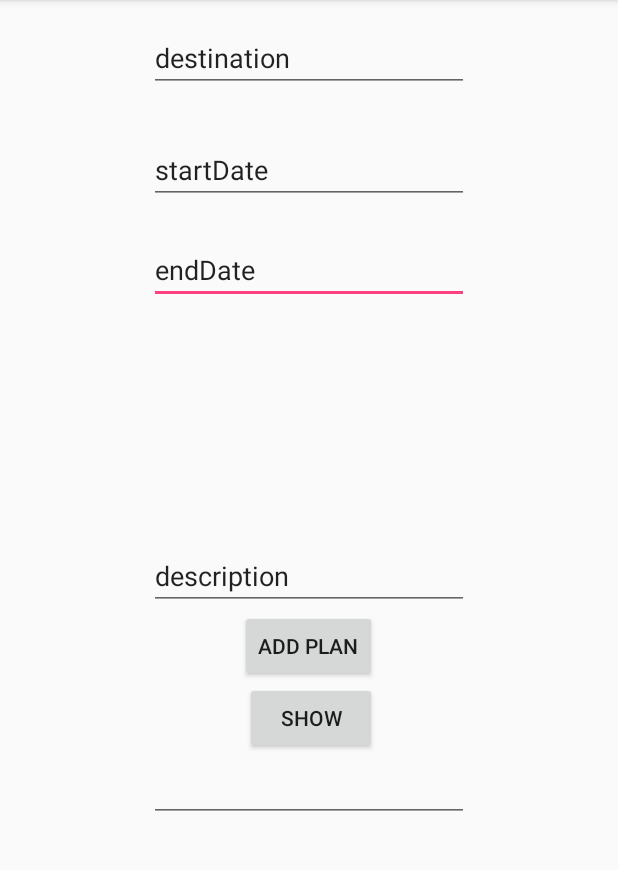
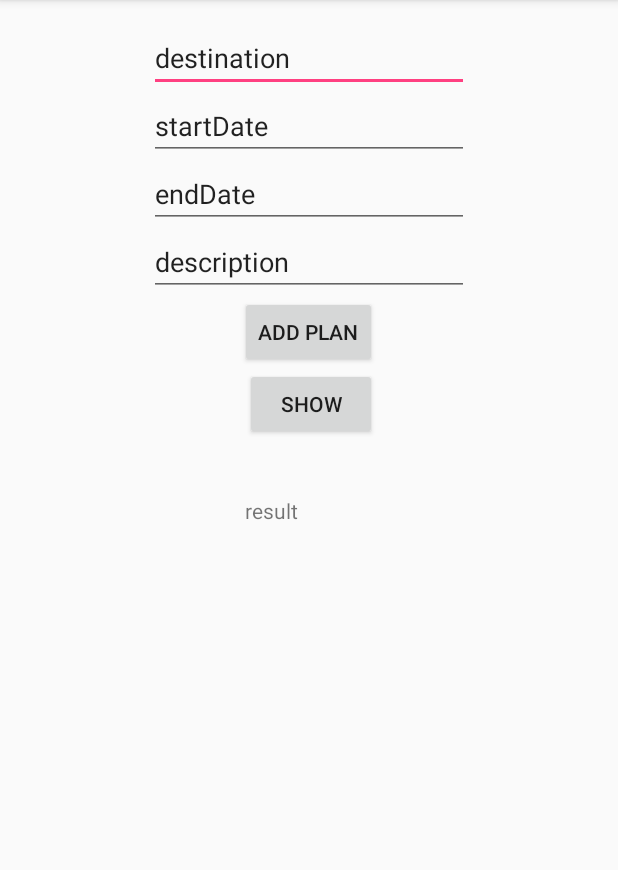
Before and after one commit to tanmimh/Tanmim-Hanifa, an Android app: the MyPlanActivity screen opened directly, with no data from a screen before it, on a phone screen of 412 x 824 dp, the part 84-954 px from its top. Run offline under Robolectric (Android 15) with nearby library versions, the phone set to English and light mode, and no system bars; our stand-ins replace Volley; network calls fail.

Commit message:
Basic add plans - works

```diff
--- a/TravelPals/TravelPals/app/src/main/java/travelpals/travelpals/MyPlanActivity.java
+++ b/TravelPals/TravelPals/app/src/main/java/travelpals/travelpals/MyPlanActivity.java
@@ -65,13 +65,14 @@ public class MyPlanActivity extends AppCompatActivity {
                         for(int i=0; i<plans.length(); i++){
                             JSONObject plan = plans.getJSONObject(i);
 
-                           String destination = plan.getString("destination");
-                            String startDate = plan.getString("startDate");
-                            String endDate = plan.getString("endDate");
+                            String destination = plan.getString("destination");
+                            //String startDate = plan.getString("startDate");
+                           // String endDate = plan.getString("endDate");
                             String description = plan.getString("description");
-
-                            result.append(destination+ " " +startDate+" "+endDate+" "+description+ "" +
-                                    "\n" );
+//
+//                            result.append(destination + " " + startDate +" "+ endDate +" "+ description + "" +
+//                                    "\n" );
+                            result.append(destination + "  " +description + " " + "\n" );
 
                         }
                         result.append("===\n");
--- a/TravelPals/TravelPals/app/src/main/res/layout/activity_my_plan.xml
+++ b/TravelPals/TravelPals/app/src/main/res/layout/activity_my_plan.xml
@@ -14,44 +14,12 @@
     <EditText
         android:layout_width="wrap_content"
         android:layout_height="wrap_content"
-        android:inputType="date"
-        android:ems="10"
-        android:layout_below="@+id/startDate"
-        android:layout_alignStart="@+id/startDate"
-        android:layout_marginTop="21dp"
-        android:id="@+id/endDate"
-        android:text="endDate" />
-
-    <EditText
-        android:layout_width="wrap_content"
-        android:layout_height="wrap_content"
         android:inputType="text"
         android:text="destination"
         android:ems="10"
         android:id="@+id/destination"
         android:layout_alignParentTop="true"
         android:layout_centerHorizontal="true" />
-
-    <EditText
-        android:layout_width="wrap_content"
-        android:layout_height="wrap_content"
-        android:inputType="date"
-        android:ems="10"
-        android:id="@+id/startDate"
-        android:text="startDate"
-        android:layout_marginTop="29dp"
-        android:layout_below="@+id/destination"
-        android:layout_alignStart="@+id/destination" />
-
-    <EditText
-        android:layout_width="wrap_content"
-        android:layout_height="wrap_content"
-        android:inputType="text"
-        android:text="description"
-        android:ems="10"
-        android:id="@+id/description"
-        android:layout_centerVertical="true"
-        android:layout_alignStart="@+id/endDate" />
 
     <Button
         android:text="Add Plan"
@@ -69,13 +37,43 @@
         android:layout_alignEnd="@+id/button"
         android:id="@+id/button3" />
 
+    <TextView
+        android:text="result"
+        android:layout_width="wrap_content"
+        android:layout_height="wrap_content"
+        android:layout_marginTop="37dp"
+        android:id="@+id/result"
+        android:layout_below="@+id/button3"
+        android:layout_alignStart="@+id/button3" />
+
     <EditText
         android:layout_width="wrap_content"
         android:layout_height="wrap_content"
-        android:inputType="textMultiLine"
+        android:inputType="date"
         android:ems="10"
-        android:id="@+id/result"
-        android:layout_below="@+id/button3"
-        android:layout_alignStart="@+id/description" />
+        android:id="@+id/startDate"
+        android:text="startDate"
+        android:layout_below="@+id/destination"
+        android:layout_alignStart="@+id/destination" />
+
+    <EditText
+        android:layout_width="wrap_content"
+        android:layout_height="wrap_content"
+        android:inputType="date"
+        android:ems="10"
+        android:id="@+id/endDate"
+        android:text="endDate"
+        android:layout_below="@+id/startDate"
+        android:layout_alignStart="@+id/startDate" />
+
+    <EditText
+        android:layout_width="wrap_content"
+        android:layout_height="wrap_content"
+        android:inputType="text"
+        android:text="description"
+        android:ems="10"
+        android:id="@+id/description"
+        android:layout_below="@+id/endDate"
+        android:layout_alignStart="@+id/endDate" />
 
 </RelativeLayout>
```
